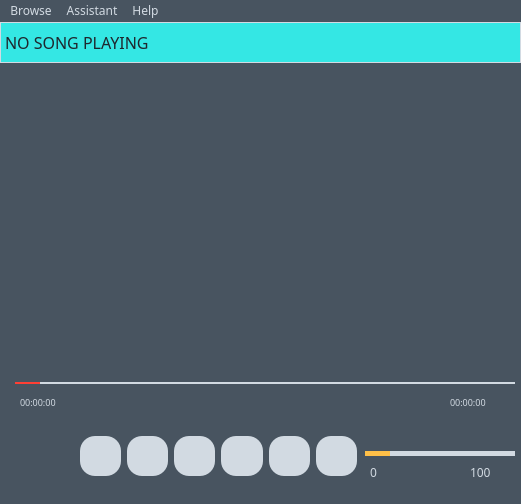
Qt form mainwindow.ui (kamvegwij/WindowsMediaPlayer) before a commit.
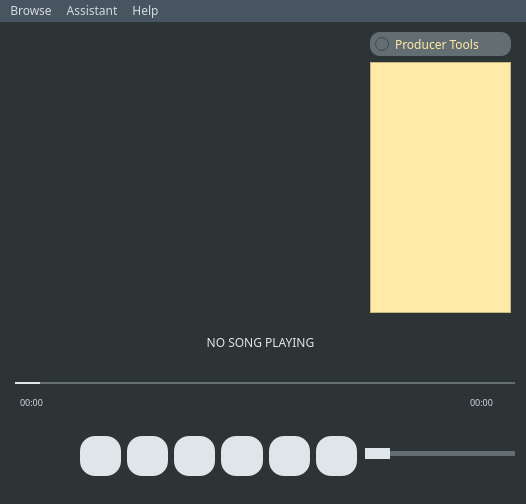
The same form after that commit.

Commit message: setup producer tool view

Diff of the .ui file:
```diff
--- a/mainwindow.ui
+++ b/mainwindow.ui
@@ -6,7 +6,7 @@
    <rect>
     <x>0</x>
     <y>0</y>
-    <width>521</width>
+    <width>526</width>
     <height>504</height>
    </rect>
   </property>
@@ -14,7 +14,7 @@
    <string>MainWindow</string>
   </property>
   <property name="styleSheet">
-   <string notr="true">background-color: #485460;
+   <string notr="true">background-color: #2d3436;
 
 </string>
   </property>
@@ -23,7 +23,7 @@
     <property name="geometry">
      <rect>
       <x>0</x>
-      <y>0</y>
+      <y>300</y>
       <width>521</width>
       <height>41</height>
      </rect>
@@ -31,14 +31,13 @@
     <property name="font">
      <font>
       <family>MS Reference Sans Serif</family>
-      <pointsize>12</pointsize>
+      <pointsize>9</pointsize>
       <bold>false</bold>
      </font>
     </property>
     <property name="styleSheet">
-     <string notr="true">background-color: #34e7e4;
-border: 1px solid #d2dae2;
-color: #1e272e;</string>
+     <string notr="true">color: #dfe6e9;
+border: none;</string>
     </property>
     <property name="frameShape">
      <enum>QFrame::Panel</enum>
@@ -46,6 +45,9 @@
     <property name="text">
      <string>NO SONG PLAYING</string>
     </property>
+    <property name="alignment">
+     <set>Qt::AlignCenter</set>
+    </property>
    </widget>
    <widget class="QSlider" name="volume_slider">
     <property name="geometry">
@@ -61,63 +63,20 @@
 	height: 5px;
 	width: 150px;
 	border-radius: 10px;
-	background: #d2dae2;
+	background: #636e72;
 }
 QSlider::handle:horizontal{
+	margin: -3px 0px;
 	height: 25px;
 	width: 25px;
 	border-radius: 10px;
-	background: #ffc048;
+	background: #dfe6e9;
 }</string>
     </property>
     <property name="orientation">
      <enum>Qt::Horizontal</enum>
     </property>
    </widget>
-   <widget class="QLabel" name="min_volume_lbl">
-    <property name="geometry">
-     <rect>
-      <x>370</x>
-      <y>440</y>
-      <width>21</width>
-      <height>20</height>
-     </rect>
-    </property>
-    <property name="font">
-     <font>
-      <family>MS Reference Sans Serif</family>
-      <bold>false</bold>
-     </font>
-    </property>
-    <property name="styleSheet">
-     <string notr="true">color: #d2dae2;</string>
-    </property>
-    <property name="text">
-     <string>0</string>
-    </property>
-   </widget>
-   <widget class="QLabel" name="max_volume_lbl">
-    <property name="geometry">
-     <rect>
-      <x>470</x>
-      <y>440</y>
-      <width>41</width>
-      <height>20</height>
-     </rect>
-    </property>
-    <property name="font">
-     <font>
-      <family>MS Reference Sans Serif</family>
-      <bold>false</bold>
-     </font>
-    </property>
-    <property name="styleSheet">
-     <string notr="true">color: #d2dae2;</string>
-    </property>
-    <property name="text">
-     <string>100</string>
-    </property>
-   </widget>
    <widget class="QSlider" name="song_progress_slider">
     <property name="geometry">
      <rect>
@@ -132,13 +91,14 @@
 	height: 2px;
 	width: 500px;
 	border-radius: 10px;
-	background: #d2dae2;
+	background: #636e72;
 }
 QSlider::handle:horizontal{
-	height: 25px;
+	margin: 0px 0px;
+	height: 10px;
 	width: 25px;
-	border-radius: 10px;
-	background: #ff3f34;
+	border-radius: 25px;
+	background: #dfe6e9;
 }</string>
     </property>
     <property name="orientation">
@@ -166,7 +126,7 @@
        <property name="styleSheet">
         <string notr="true">QPushButton
 {
-background-color: #d2dae2;
+background-color: #dfe6e9;
 border-radius: 15px;
 color: white;
 width: 40px;
@@ -174,7 +134,7 @@
 }
 QPushButton:Hover
 {
-	background-color: #34e7e4;
+	background-color: #b2bec3;
 }</string>
        </property>
        <property name="text">
@@ -193,7 +153,7 @@
        <property name="styleSheet">
         <string notr="true">QPushButton
 {
-background-color: #d2dae2;
+background-color: #dfe6e9;
 border-radius: 15px;
 color: white;
 width: 40px;
@@ -201,7 +161,7 @@
 }
 QPushButton:Hover
 {
-	background-color: #34e7e4;
+	background-color: #b2bec3;
 }</string>
        </property>
        <property name="text">
@@ -220,7 +180,7 @@
        <property name="styleSheet">
         <string notr="true">QPushButton
 {
-background-color: #d2dae2;
+background-color: #dfe6e9;
 border-radius: 15px;
 color: white;
 width: 40px;
@@ -228,7 +188,7 @@
 }
 QPushButton:Hover
 {
-	background-color: #34e7e4;
+	background-color: #b2bec3;
 }</string>
        </property>
        <property name="text">
@@ -247,7 +207,7 @@
        <property name="styleSheet">
         <string notr="true">QPushButton
 {
-background-color: #d2dae2;
+background-color: #dfe6e9;
 border-radius: 15px;
 color: white;
 width: 40px;
@@ -255,7 +215,7 @@
 }
 QPushButton:Hover
 {
-	background-color: #34e7e4;
+	background-color: #b2bec3;
 }</string>
        </property>
        <property name="text">
@@ -274,7 +234,7 @@
        <property name="styleSheet">
         <string notr="true">QPushButton
 {
-background-color: #d2dae2;
+background-color: #dfe6e9;
 border-radius: 15px;
 color: white;
 width: 40px;
@@ -282,7 +242,7 @@
 }
 QPushButton:Hover
 {
-	background-color: #34e7e4;
+	background-color: #b2bec3;
 }</string>
        </property>
        <property name="text">
@@ -301,7 +261,7 @@
        <property name="styleSheet">
         <string notr="true">QPushButton
 {
-background-color: #d2dae2;
+background-color: #dfe6e9;
 border-radius: 15px;
 color: white;
 width: 40px;
@@ -309,7 +269,7 @@
 }
 QPushButton:Hover
 {
-	background-color: #34e7e4;
+	background-color: #b2bec3;
 }</string>
        </property>
        <property name="text">
@@ -339,15 +299,15 @@
      <string notr="true">color: #d2dae2;</string>
     </property>
     <property name="text">
-     <string>00:00:00</string>
+     <string>00:00</string>
     </property>
    </widget>
    <widget class="QLabel" name="song_end_time_label">
     <property name="geometry">
      <rect>
-      <x>450</x>
+      <x>470</x>
       <y>370</y>
-      <width>61</width>
+      <width>41</width>
       <height>20</height>
      </rect>
     </property>
@@ -356,13 +316,54 @@
       <family>MS Reference Sans Serif</family>
       <pointsize>7</pointsize>
       <bold>false</bold>
+      <kerning>false</kerning>
      </font>
     </property>
     <property name="styleSheet">
      <string notr="true">color: #d2dae2;</string>
     </property>
     <property name="text">
-     <string>00:00:00</string>
+     <string notr="true">00:00</string>
+    </property>
+   </widget>
+   <widget class="QRadioButton" name="radioButton">
+    <property name="geometry">
+     <rect>
+      <x>370</x>
+      <y>10</y>
+      <width>141</width>
+      <height>24</height>
+     </rect>
+    </property>
+    <property name="font">
+     <font>
+      <family>MS Reference Sans Serif</family>
+     </font>
+    </property>
+    <property name="styleSheet">
+     <string notr="true">QRadioButton
+{
+	padding-left: 5px;
+	border-radius: 10px;
+	background-color: #636e72;
+	color: #ffeaa7;
+}</string>
+    </property>
+    <property name="text">
+     <string>Producer Tools</string>
+    </property>
+   </widget>
+   <widget class="QListWidget" name="developer_tool_view">
+    <property name="geometry">
+     <rect>
+      <x>370</x>
+      <y>40</y>
+      <width>141</width>
+      <height>251</height>
+     </rect>
+    </property>
+    <property name="styleSheet">
+     <string notr="true">background-color: #ffeaa7;</string>
     </property>
    </widget>
   </widget>
@@ -371,7 +372,7 @@
     <rect>
      <x>0</x>
      <y>0</y>
-     <width>521</width>
+     <width>526</width>
      <height>24</height>
     </rect>
    </property>
```
The commit also changes 9 other files.
